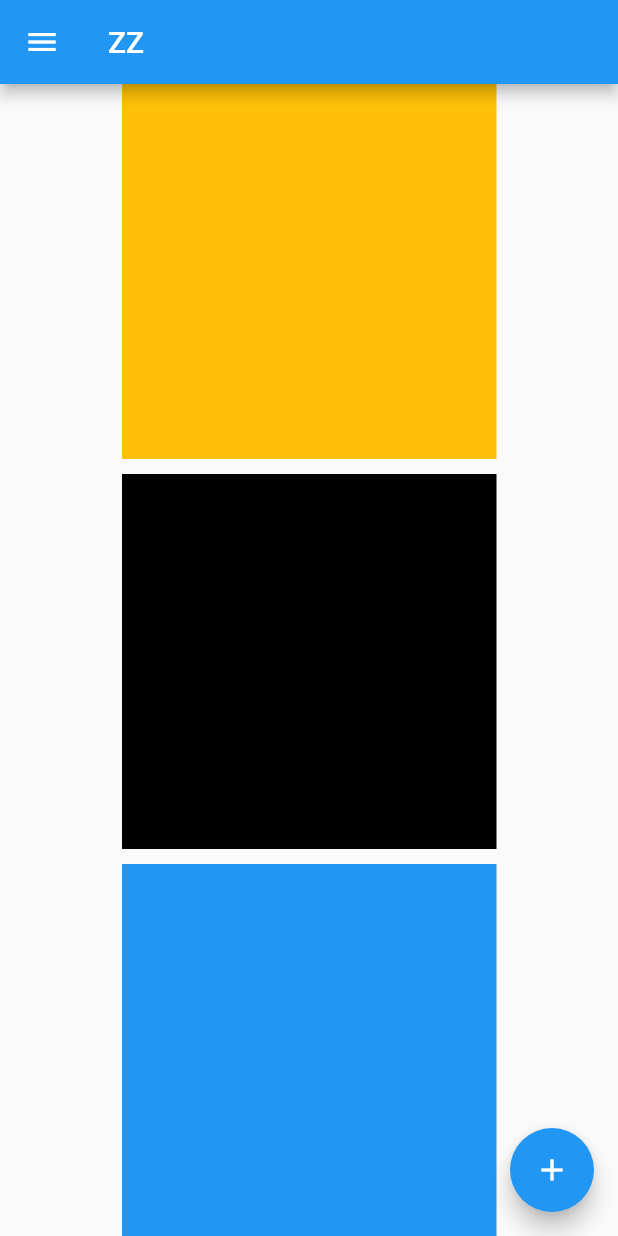
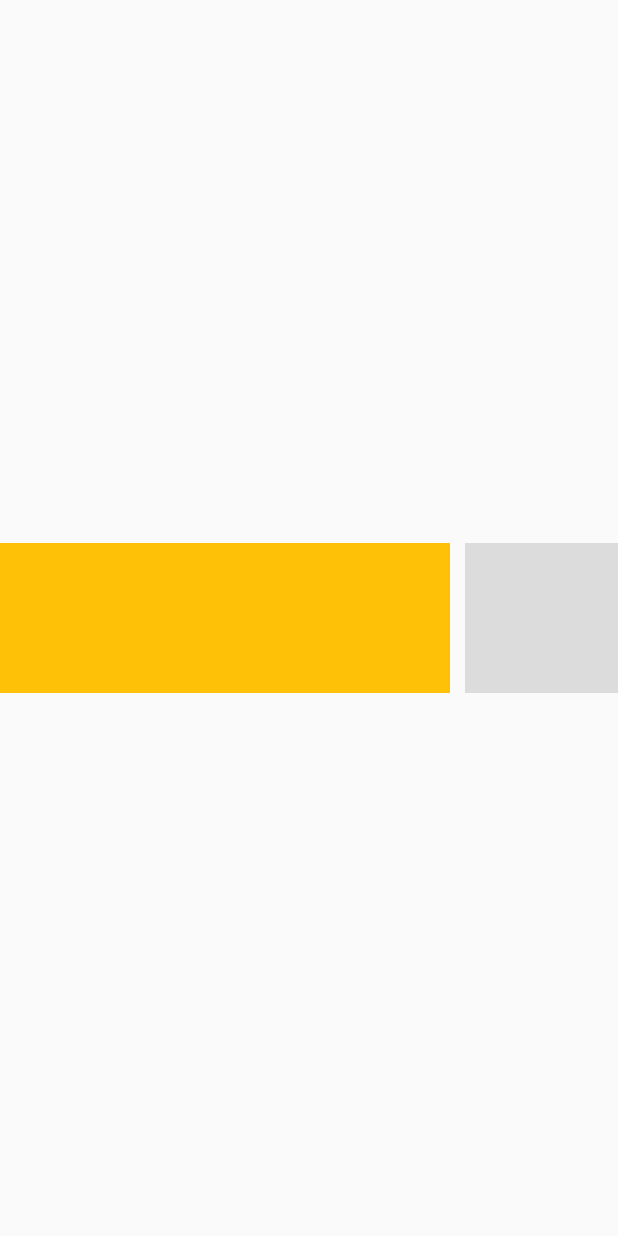
Before and after one commit to zahangiralamjp/widgets_in_classes, a Flutter app: the screen it shows after launch, on a phone screen of 412 x 824 dp. Run offline on Flutter 3.47's test engine with Material 2 defaults, Android fonts, the phone set to English and light mode, and no system bars.

Commit message:
SingleChildScrollView / scrollDirection: Axis.horizontal

```diff
--- a/lib/main.dart
+++ b/lib/main.dart
@@ -11,46 +11,39 @@ class MyApp extends StatelessWidget {
   @override
   Widget build(BuildContext context) {
     return Scaffold(
-      appBar: AppBar(
-        title: Text('ZZ'),
-      ),
       body: Center(
         child: SingleChildScrollView(
-          child: Column(
+          scrollDirection: Axis.horizontal,
+          child: Row(
             children: <Widget>[
               Container(
-                width: 250,
-                height: 250,
+                height: 100,
+                width: 300,
                 color: Colors.amber,
               ),
               SizedBox(
-                height: 10,
+                width: 10,
               ),
               Container(
-                width: 250,
-                height: 250,
-                color: Colors.black,
+                height: 100,
+                width: 300,
+                color: Colors.black12,
               ),
               SizedBox(
-                height: 10,
+                width: 10,
               ),
               Container(
-                width: 250,
-                height: 250,
-                color: Colors.blue,
+                height: 100,
+                width: 300,
+                color: Colors.blueAccent,
               ),
               SizedBox(
-                height: 10,
+                width: 10,
               ),
             ],
           ),
         ),
       ),
-      drawer: Drawer(),
-      floatingActionButton: FloatingActionButton(
-        onPressed: null,
-        child: Icon(Icons.add),
-      ),
     );
   }
 }
```
